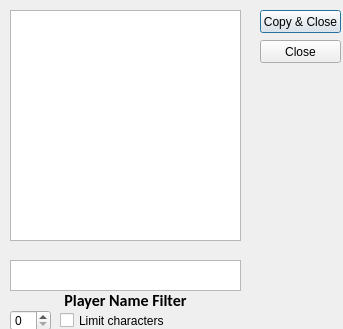
Qt form _internal/pss-ttt-psb.ui (arraken/pss-ttt) before a commit.
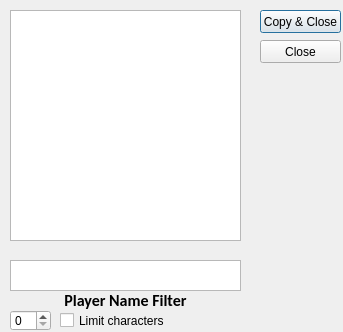
The same form after that commit.

```diff
--- a/_internal/pss-ttt-psb.ui
+++ b/_internal/pss-ttt-psb.ui
@@ -7,7 +7,7 @@
     <x>0</x>
     <y>0</y>
     <width>343</width>
-    <height>329</height>
+    <height>332</height>
    </rect>
   </property>
   <property name="windowTitle">
```
